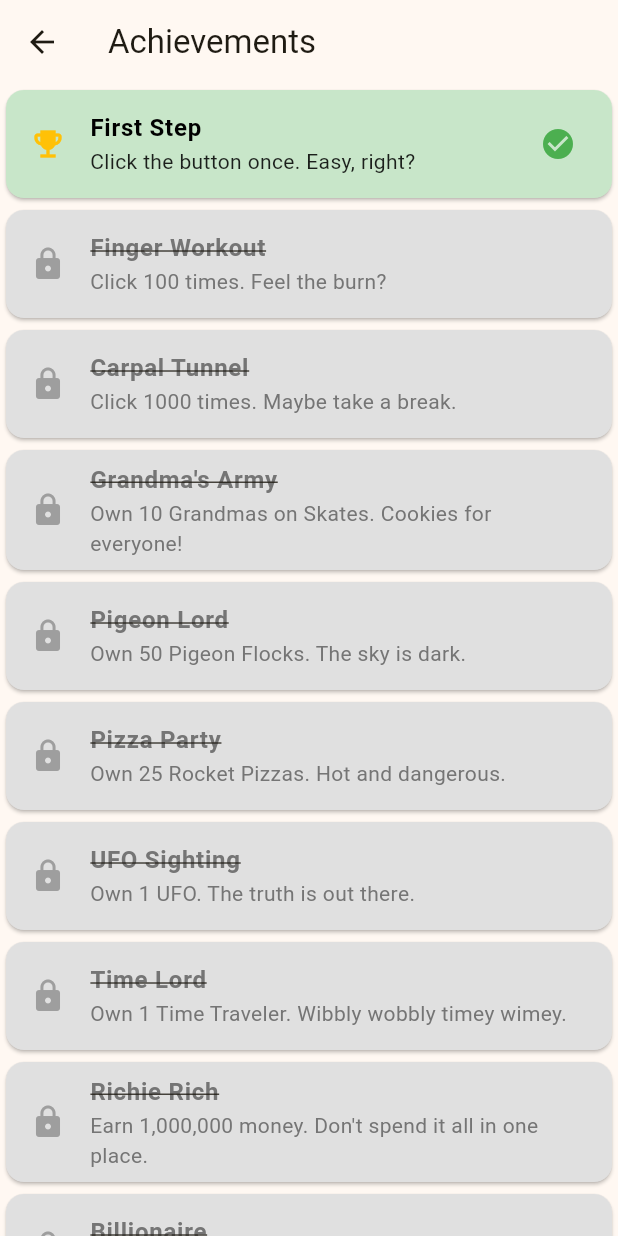
After one commit to coins5/supercrazydeliveryinc, a Flutter app: the screen it shows after launch, scrolled down 576 dp, after a tap on "DELIVER NOW!", after a tap on the "emoji events" icon, on a phone screen of 412 x 824 dp. The commit adds this screen. Run offline on Flutter 3.47's test engine with Material 3 defaults, Android fonts, the phone set to English and light mode, and no system bars.

Commit message:
Agregando achivements

```diff
--- /dev/null
+++ b/lib/data/default_achievements.dart
@@ -0,0 +1,111 @@
+import '../models/achievement.dart';
+
+List<Achievement> getDefaultAchievements() {
+  return [
+    Achievement(
+      id: 'first_click',
+      name: 'First Step',
+      description: 'Click the button once. Easy, right?',
+      type: AchievementType.clicks,
+      threshold: 1,
+    ),
+    Achievement(
+      id: 'finger_workout',
+      name: 'Finger Workout',
+      description: 'Click 100 times. Feel the burn?',
+      type: AchievementType.clicks,
+      threshold: 100,
+    ),
+    Achievement(
+      id: 'carpal_tunnel',
+      name: 'Carpal Tunnel',
+      description: 'Click 1000 times. Maybe take a break.',
+      type: AchievementType.clicks,
+      threshold: 1000,
+    ),
+    Achievement(
+      id: 'grandma_army',
+      name: 'Grandma\'s Army',
+      description: 'Own 10 Grandmas on Skates. Cookies for everyone!',
+      type: AchievementType.unitCount,
+      threshold: 10,
+      targetUnitId: 'grandma',
+    ),
+    Achievement(
+      id: 'pigeon_lord',
+      name: 'Pigeon Lord',
+      description: 'Own 50 Pigeon Flocks. The sky is dark.',
+      type: AchievementType.unitCount,
+      threshold: 50,
+      targetUnitId: 'pigeon_flock',
+    ),
+    Achievement(
+      id: 'pizza_party',
+      name: 'Pizza Party',
+      description: 'Own 25 Rocket Pizzas. Hot and dangerous.',
+      type: AchievementType.unitCount,
+      threshold: 25,
+      targetUnitId: 'rocket_pizza',
+    ),
+    Achievement(
+      id: 'ufo_sighting',
+      name: 'UFO Sighting',
+      description: 'Own 1 UFO. The truth is out there.',
+      type: AchievementType.unitCount,
+      threshold: 1,
+      targetUnitId: 'ufo',
+    ),
+    Achievement(
+      id: 'time_lord',
+      name: 'Time Lord',
+      description: 'Own 1 Time Traveler. Wibbly wobbly timey wimey.',
+      type: AchievementType.unitCount,
+      threshold: 1,
+      targetUnitId: 'time_traveler',
+    ),
+    Achievement(
+      id: 'richie_rich',
+      name: 'Richie Rich',
+      description: 'Earn 1,000,000 money. Don\'t spend it all in one place.',
+      type: AchievementType.money,
+      threshold: 1000000,
+    ),
+    Achievement(
+      id: 'billionaire',
+      name: 'Billionaire',
+      description: 'Earn 1,000,000,000 money. That\'s a lot of zeros.',
+      type: AchievementType.money,
+      threshold: 1000000000,
+    ),
+    Achievement(
+      id: 'trillionaire',
+      name: 'Trillionaire',
+      description: 'Earn 1,000,000,000,000 money. You own the world.',
+      type: AchievementType.money,
+      threshold: 1000000000000,
+    ),
+    Achievement(
+      id: 'addicted',
+      name: 'Addicted',
+      description: 'Play for 1 hour. Go outside!',
+      type: AchievementType.playTime,
+      threshold: 3600,
+    ),
+    Achievement(
+      id: 'speed_of_light',
+      name: 'Speed of Light',
+      description: 'Own 1 Warp Drive Van. Engage!',
+      type: AchievementType.unitCount,
+      threshold: 1,
+      targetUnitId: 'warp_drive_van',
+    ),
+    Achievement(
+      id: 'god_mode',
+      name: 'God Mode',
+      description: 'Own 1 Omnipresent Postman. You are everywhere.',
+      type: AchievementType.unitCount,
+      threshold: 1,
+      targetUnitId: 'omnipresent_postman',
+    ),
+  ];
+}
--- /dev/null
+++ b/lib/models/achievement.dart
@@ -0,0 +1,21 @@
+enum AchievementType { money, clicks, orders, playTime, unitCount }
+
+class Achievement {
+  final String id;
+  final String name;
+  final String description;
+  final AchievementType type;
+  final double threshold;
+  final String? targetUnitId;
+  bool isUnlocked;
+
+  Achievement({
+    required this.id,
+    required this.name,
+    required this.description,
+    required this.type,
+    required this.threshold,
+    this.targetUnitId,
+    this.isUnlocked = false,
+  });
+}
--- a/lib/models/game_state.dart
+++ b/lib/models/game_state.dart
@@ -2,9 +2,11 @@ import 'dart:async';
 import 'package:flutter/foundation.dart';
 import 'delivery_unit.dart';
 import 'upgrade.dart';
+import 'achievement.dart';
 
 import '../data/default_units.dart';
 import '../data/default_upgrades.dart';
+import '../data/default_achievements.dart';
 
 class GameState extends ChangeNotifier {
   double _money = 0;
@@ -37,6 +39,11 @@ class GameState extends ChangeNotifier {
 
   List<Upgrade> upgrades = getDefaultUpgrades();
 
+  List<Achievement> achievements = getDefaultAchievements();
+
+  // Queue for showing achievement notifications
+  List<Achievement> unlockedQueue = [];
+
   GameState() {
     _startTimer();
   }
@@ -68,6 +75,7 @@ class GameState extends ChangeNotifier {
     _totalOrders += orders;
 
     _secondsPlayed++;
+    _checkAchievements();
     notifyListeners();
   }
 
@@ -77,6 +85,7 @@ class GameState extends ChangeNotifier {
     _totalMoneyEarned += clickValue;
     _totalClicks++;
     _totalOrders++;
+    _checkAchievements();
     notifyListeners();
   }
 
@@ -84,6 +93,7 @@ class GameState extends ChangeNotifier {
     if (_money >= unit.currentCost) {
       _money -= unit.currentCost;
       unit.count++;
+      _checkAchievements();
       notifyListeners();
     }
   }
@@ -105,6 +115,46 @@ class GameState extends ChangeNotifier {
 
       notifyListeners();
     }
+  }
+
+  void _checkAchievements() {
+    for (var achievement in achievements) {
+      if (achievement.isUnlocked) continue;
+
+      bool unlocked = false;
+      switch (achievement.type) {
+        case AchievementType.money:
+          if (_totalMoneyEarned >= achievement.threshold) unlocked = true;
+          break;
+        case AchievementType.clicks:
+          if (_totalClicks >= achievement.threshold) unlocked = true;
+          break;
+        case AchievementType.orders:
+          if (_totalOrders >= achievement.threshold) unlocked = true;
+          break;
+        case AchievementType.playTime:
+          if (_secondsPlayed >= achievement.threshold) unlocked = true;
+          break;
+        case AchievementType.unitCount:
+          if (achievement.targetUnitId != null) {
+            final unit = units.firstWhere(
+              (u) => u.id == achievement.targetUnitId,
+              orElse: () => units.first,
+            );
+            if (unit.count >= achievement.threshold) unlocked = true;
+          }
+          break;
+      }
+
+      if (unlocked) {
+        achievement.isUnlocked = true;
+        unlockedQueue.add(achievement);
+      }
+    }
+  }
+
+  void clearUnlockedQueue() {
+    unlockedQueue.clear();
   }
 
   String formatNumber(double value) {
--- /dev/null
+++ b/lib/screens/achievements_screen.dart
@@ -0,0 +1,58 @@
+import 'package:flutter/material.dart';
+import 'package:provider/provider.dart';
+import '../models/game_state.dart';
+
+class AchievementsScreen extends StatelessWidget {
+  const AchievementsScreen({super.key});
+
+  @override
+  Widget build(BuildContext context) {
+    return Scaffold(
+      appBar: AppBar(title: const Text('Achievements')),
+      body: Consumer<GameState>(
+        builder: (context, gameState, child) {
+          return ListView.builder(
+            itemCount: gameState.achievements.length,
+            itemBuilder: (context, index) {
+              final achievement = gameState.achievements[index];
+              return Card(
+                color: achievement.isUnlocked
+                    ? Colors.green[100]
+                    : Colors.grey[300],
+                child: ListTile(
+                  leading: Icon(
+                    achievement.isUnlocked ? Icons.emoji_events : Icons.lock,
+                    color: achievement.isUnlocked ? Colors.amber : Colors.grey,
+                  ),
+                  title: Text(
+                    achievement.name,
+                    style: TextStyle(
+                      fontWeight: FontWeight.bold,
+                      decoration: achievement.isUnlocked
+                          ? null
+                          : TextDecoration.lineThrough,
+                      color: achievement.isUnlocked
+                          ? Colors.black
+                          : Colors.grey[600],
+                    ),
+                  ),
+                  subtitle: Text(
+                    achievement.description,
+                    style: TextStyle(
+                      color: achievement.isUnlocked
+                          ? Colors.black87
+                          : Colors.grey[600],
+                    ),
+                  ),
+                  trailing: achievement.isUnlocked
+                      ? const Icon(Icons.check_circle, color: Colors.green)
+                      : null,
+                ),
+              );
+            },
+          );
+        },
+      ),
+    );
+  }
+}
--- a/lib/screens/home_screen.dart
+++ b/lib/screens/home_screen.dart
@@ -4,12 +4,53 @@ import '../models/game_state.dart';
 import '../widgets/unit_card.dart';
 import '../widgets/upgrade_card.dart';
 import 'statistics_screen.dart';
+import 'achievements_screen.dart';
 
-class HomeScreen extends StatelessWidget {
+class HomeScreen extends StatefulWidget {
   const HomeScreen({super.key});
 
   @override
+  State<HomeScreen> createState() => _HomeScreenState();
+}
+
+class _HomeScreenState extends State<HomeScreen> {
+  @override
   Widget build(BuildContext context) {
+    // Check for unlocked achievements and show snackbar
+    WidgetsBinding.instance.addPostFrameCallback((_) {
+      final gameState = Provider.of<GameState>(context, listen: false);
+      if (gameState.unlockedQueue.isNotEmpty) {
+        for (var achievement in gameState.unlockedQueue) {
+          ScaffoldMessenger.of(context).showSnackBar(
+            SnackBar(
+              content: Row(
+                children: [
+                  const Icon(Icons.emoji_events, color: Colors.amber),
+                  const SizedBox(width: 8),
+                  Expanded(
+                    child: Column(
+                      crossAxisAlignment: CrossAxisAlignment.start,
+                      mainAxisSize: MainAxisSize.min,
+                      children: [
+                        Text(
+                          'Achievement Unlocked!',
+                          style: const TextStyle(fontWeight: FontWeight.bold),
+                        ),
+                        Text(achievement.name),
+                      ],
+                    ),
+                  ),
+                ],
+              ),
+              backgroundColor: Colors.green[800],
+              duration: const Duration(seconds: 3),
+            ),
+          );
+        }
+        gameState.clearUnlockedQueue();
+      }
+    });
+
     return DefaultTabController(
       length: 2,
       child: Scaffold(
@@ -17,6 +58,17 @@ class HomeScreen extends StatelessWidget {
           title: const Text('Super Crazy Delivery Inc'),
           backgroundColor: Colors.amber,
           actions: [
+            IconButton(
+              icon: const Icon(Icons.emoji_events),
+              onPressed: () {
+                Navigator.push(
+                  context,
+                  MaterialPageRoute(
+                    builder: (context) => const AchievementsScreen(),
+                  ),
+                );
+              },
+            ),
             IconButton(
               icon: const Icon(Icons.bar_chart),
               onPressed: () {
```
